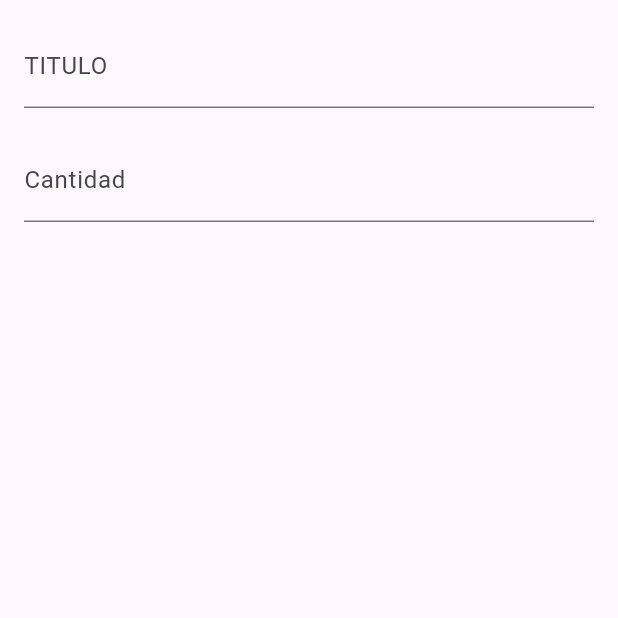
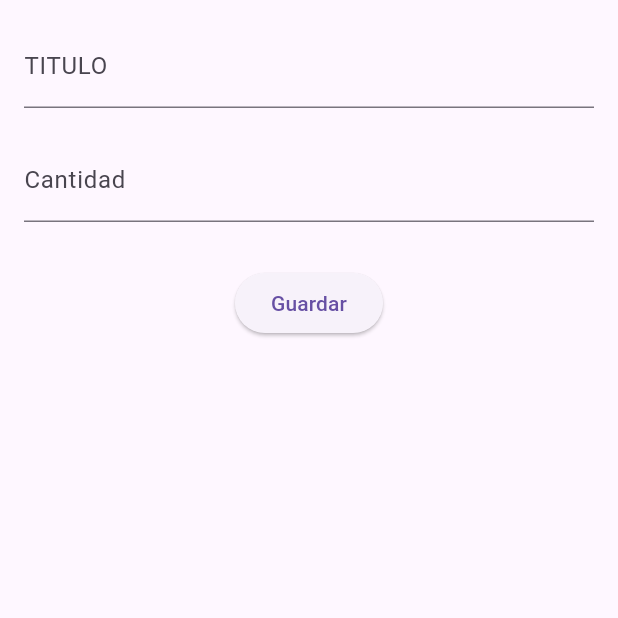
Before and after one commit to May-ecr/superSuperGeniales, a Flutter app: the screen it shows after launch, after a tap on the "add" icon, on a phone screen of 412 x 824 dp, the top half of it. Run offline on Flutter 3.47's test engine with Material 3 defaults, Android fonts, the phone set to English and light mode, and no system bars.

Commit message:
cambio 3: vinvular lista

```diff
--- a/proyectofinal/lib/cuestionario.dart
+++ b/proyectofinal/lib/cuestionario.dart
@@ -27,29 +27,46 @@ class _CuestionarioState extends State<Cuestionario>{
 
 //dentro de aqui van todas las cosas que se van a ver en pantalla
 //botones cajas de texto y mas
+final TextEditingController _tituloControlador = TextEditingController();
+final TextEditingController _cantidadControlador = TextEditingController();
+//variablespara guardar lo que pone el usuario
 @override
   Widget build(BuildContext context) {
-    return MaterialApp(//contenedor principal
-      home: Scaffold(//da el lugar para poner el contenido es como un marco
+    return Scaffold(//contenedor principal
+//da el lugar para poner el contenido es como un marco
         body: Padding(//es espacio alrededor
           padding: EdgeInsets.all(16),//agrega 16 pixeles para todo los datos
           child: Column(//sirve para agregar cosas una debajo de otra de forma vertical
             children: [//todos los elementos dentro de la columna se guardan en los children
               TextField(//es la caja donde el usuario escribira
+                controller: _tituloControlador,//conectar las variables con los textfield
                 decoration: InputDecoration(
                   labelText: 'TITULO'
                 ),
               ),
               SizedBox(height: 20), //sirve para separar un campo de otro
               TextField(
+                controller: _cantidadControlador,
                 decoration: InputDecoration(
                   labelText: 'Cantidad',
                 ),
-              )
+                keyboardType: TextInputType.number,//para teclado numerico
+              ),
+              SizedBox(height: 30,),
+              ElevatedButton(//boton normal
+                onPressed: () {
+                  final titulo = _tituloControlador.text;
+                  final cantidad = _cantidadControlador.text;
+
+                  final textoFinal = "$titulo - \$${cantidad}";
+                Navigator.pop(context, textoFinal);//cierra la pantalla y muestra el texto
+              },
+              child: Text("Guardar"),
+              ),
             ],
           )
       ),
-    ),
+
   );
   }
 }
--- a/proyectofinal/lib/pantalla_principal.dart
+++ b/proyectofinal/lib/pantalla_principal.dart
@@ -15,6 +15,8 @@ class pantallaPrincipal extends StatefulWidget{
 
 class _pantallaPrincipalState extends State<pantallaPrincipal>{
   //esta clase guarda todo lo que puede cambiar en nuestra bella pantalla
+  final List<String> _gastos = [];//para guardar los gastos, el _ significa que es privada la variable
+
 
   @override
   Widget build(BuildContext context) {
@@ -29,24 +31,39 @@ class _pantallaPrincipalState extends State<pantallaPrincipal>{
     //de arriba de la pantalla
       title: const Text("Mis gastos"),
     ),
-    body: const Center(//este es como el contenido principal de nuestra pantalla
+    body: _gastos.isEmpty ? const Center(//este es como el contenido principal de nuestra pantalla
       //y con center, centrará todo lo que esté adentro
-      child: Text ("aqui irá todo el merequetengue"),
+      //child: Text ("aqui irá todo el merequetengue"),
       // el child es como un bebé, o sea por ejemplo el body es una caja
       // que es el papá, entonces child es una caja bebé dentro de la caja pantallaPrincipal
       // y cuando es child es pq en esta cajita solo habr´ra un elemento y
       // cuando es children es que en esa caja puede haber más elementos que solo 1
-    ),
+      child: Text("todavía no hay gastukis"),
+    )
+    : ListView.builder(//crea una lista automatica
+      itemCount: _gastos.length,//cuenta los elemetos
+      itemBuilder: (context,index){//se ejecuta una vez por elemento
+        return ListTile(//pone la lista linda
+          title: Text(_gastos[index]),
+        );
+      },
+      ),
 
     floatingActionButton: FloatingActionButton(
       // floatingActionButton es un bontoncito flotante y redondito
-      onPressed: () {//aqui ponemos lo que pasa cuando lo presionamos
-        Navigator.of(context).push(//aqui ya le decimos al boton lo que queremos que haga
-        //que sería cambiar a la pantalla del fomulario
-          MaterialPageRoute(
-            builder: (context) => const Cuestionario(),
-            ),
+      onPressed: () async {//aqui ponemos lo que pasa cuando lo presionamos
+        // Navigator.of(context).push(//aqui ya le decimos al boton lo que queremos que haga
+        // //que sería cambiar a la pantalla del fomulario
+        //   MaterialPageRoute(
+        //     builder: (context) => const Cuestionario(),
+        //     ),
+        // );async es que espera un valor
+        final nuevoGasto = await Navigator.of(context).push(
+          MaterialPageRoute(builder: (context) => const Cuestionario(),),
         );
+        if (nuevoGasto != null){
+          _agregarGasto(nuevoGasto);
+        }
       },
       child: const Icon(Icons.add),//con icons icon.add le decimos q adentro
       //del boton ira el icono +
@@ -54,4 +71,11 @@ class _pantallaPrincipalState extends State<pantallaPrincipal>{
     );
   }
 
+  void _agregarGasto(String nuevoGasto) {//para que la pantalla se reconstruya
+  //cada vex que agreguemos algo nuevo
+    setState((){
+      _gastos.add(nuevoGasto);//agrega los gastos
+    });
+  }
+
 }
```
